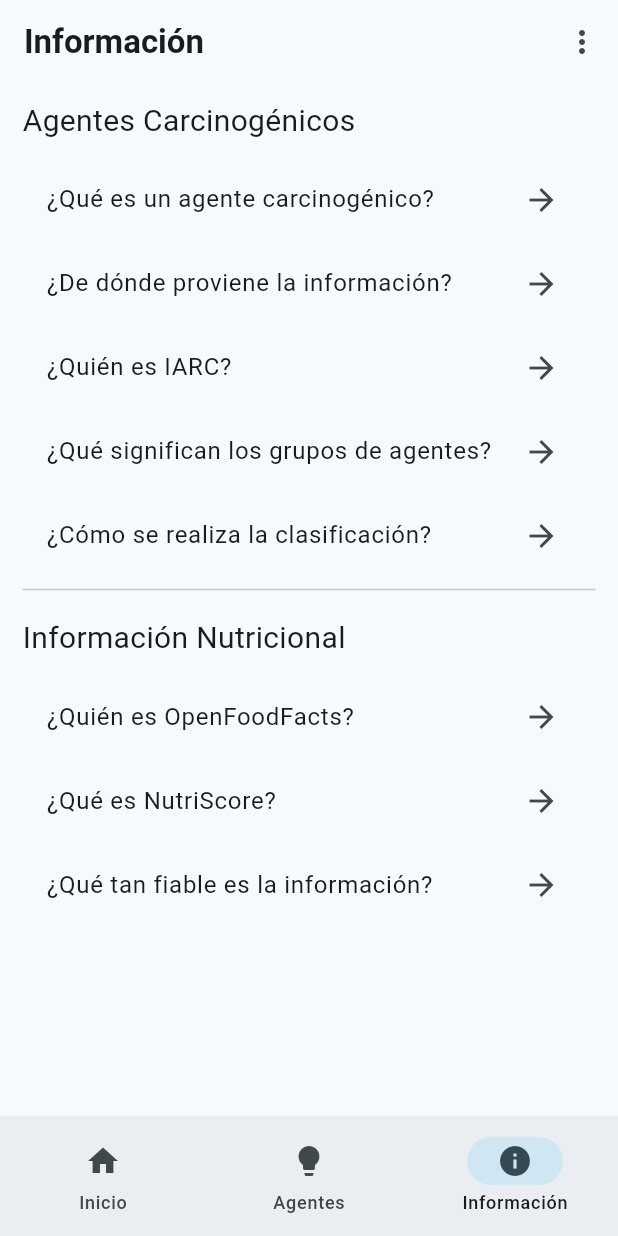
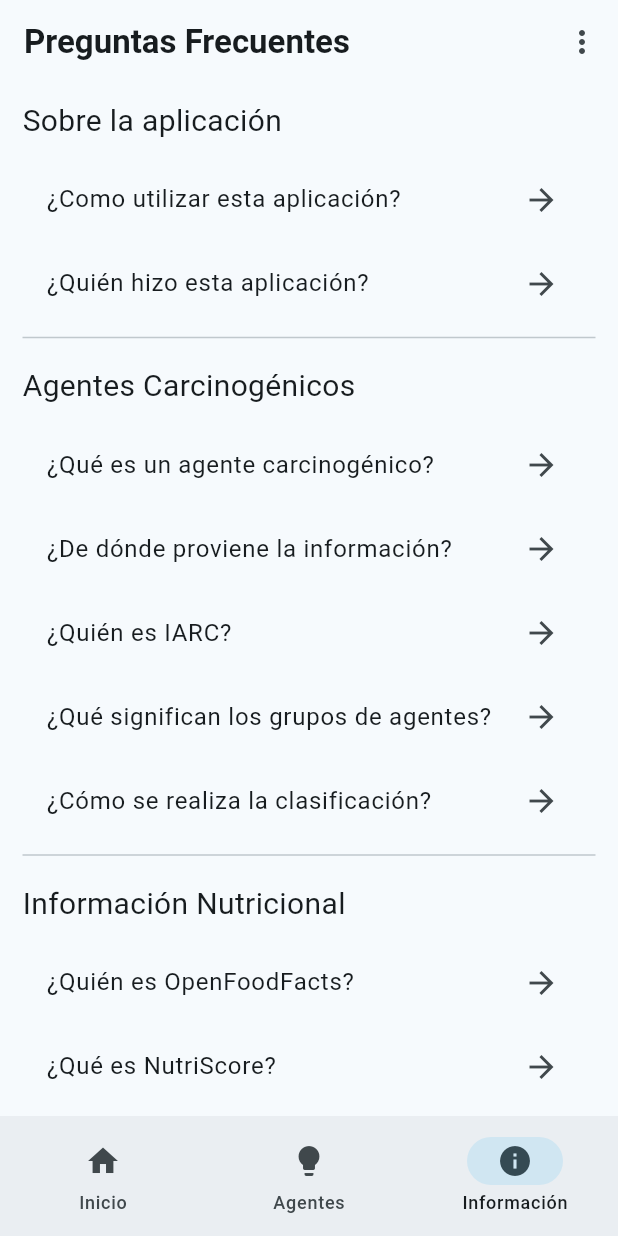
Before and after one commit to RafaelMSuarez/agentes-cancerigenos, a Flutter app: the screen it shows after launch, item 3 of the bottom bar chosen, on a phone screen of 412 x 824 dp. Run offline on Flutter 3.47's test engine with Material 3 defaults, Android fonts, the phone set to English and light mode, and no system bars; our stand-ins replace cached_network_image, cloud_firestore, firebase_core, photo_view; missing offline and left inert: flutter_barcode_scanner, openfoodfacts; accounts and stored records are empty; generated files the repository leaves out were written again.

Commit message:
cambios pequeños

```diff
--- a/lib/pages/home_page/home_page.dart
+++ b/lib/pages/home_page/home_page.dart
@@ -97,9 +97,6 @@ class _HomePageState extends State<HomePage> {
                 padding: const EdgeInsets.only(left: 10),
                 child: IconButton(
                   onPressed: () async {
-                    setState(() {
-                      loading = true;
-                    });
                     await scanBarcodeNormal().then(
                       (value) async {
                         if (_scanBarcode == "-1") {
@@ -198,7 +195,8 @@ class _HomePageState extends State<HomePage> {
                                 )
                           : Center(
                               child: CustomCpi(
-                                mensaje: "Buscando ${searchQuery ?? ""}",
+                                mensaje:
+                                    "Buscando ${searchQuery ?? "producto"}",
                               ),
                             ),
                     );
--- a/lib/pages/info_page/info_page.dart
+++ b/lib/pages/info_page/info_page.dart
@@ -22,6 +22,24 @@ class _InfoPageState extends State<InfoPage> {
             child: Column(
               crossAxisAlignment: CrossAxisAlignment.start,
               children: <Widget>[
+                const Padding(
+                  padding: EdgeInsets.symmetric(vertical: 10),
+                  child: Text(
+                    "Sobre la aplicación",
+                    style: TitleTextStyle.secondTitle,
+                  ),
+                ),
+                ListTile(
+                  title: const Text("¿Como utilizar esta aplicación?"),
+                  trailing: const Icon(Icons.arrow_forward),
+                  onTap: () {},
+                ),
+                ListTile(
+                  title: const Text("¿Quién hizo esta aplicación?"),
+                  trailing: const Icon(Icons.arrow_forward),
+                  onTap: () {},
+                ),
+                const Divider(),
                 const Padding(
                   padding: EdgeInsets.symmetric(vertical: 10),
                   child: Text(
--- a/lib/pages/main_scaffold.dart
+++ b/lib/pages/main_scaffold.dart
@@ -17,7 +17,6 @@ class MainScaffold extends StatefulWidget {
 class _MainScaffoldState extends State<MainScaffold> {
   int selectedIdex = 0;
   PageController pageviewController = PageController();
-  final _firebaseService = FirebaseService();
 
   String appBarTitle() {
     switch (selectedIdex) {
@@ -26,7 +25,7 @@ class _MainScaffoldState extends State<MainScaffold> {
       case 1:
         return "Busque un agente";
       case 2:
-        return "Información";
+        return "Preguntas Frecuentes";
       default:
         return "";
     }
--- a/lib/style/text_styles.dart
+++ b/lib/style/text_styles.dart
@@ -1,24 +1,24 @@
 import 'package:flutter/material.dart';
 
 abstract class TitleTextStyle {
+  // Se utiliza en los titulos de las páginas
   static const TextStyle mainTitle =
       TextStyle(fontSize: 20, fontWeight: FontWeight.bold);
 
+  // Se utiliza en las preguntas frecuentes
   static const TextStyle secondTitle = TextStyle(
     fontSize: 20,
-  );
-
-  static const TextStyle subtitle = TextStyle(
-    fontSize: 17,
   );
 }
 
 abstract class CardTextStyle {
+  // Se utiliza en todas las cartas (producto, agente, agentes en producto)
   static const TextStyle mainTitle = TextStyle(
     fontSize: 18,
     fontWeight: FontWeight.bold,
   );
 
+  // Se utiliza en todas las cartas (producto, agente, agentes en producto)
   static const TextStyle secondTitle = TextStyle(
     fontSize: 14,
     fontStyle: FontStyle.italic,
@@ -27,21 +27,25 @@ abstract class CardTextStyle {
 }
 
 abstract class PopUpTextStyle {
+  // Se utiliza en el titulo del popup del agente
   static const TextStyle mainTitle = TextStyle(
     fontSize: 25,
     fontWeight: FontWeight.bold,
   );
 
+  // Se utiliza de titulo en los expandable del popup
   static const TextStyle secondTitle = TextStyle(
     fontSize: 18,
   );
 
+  // Se utiliza para indicar el grupo y en "Publicacion IARC"
   static const TextStyle subtitle = TextStyle(
     fontSize: 15,
     fontWeight: FontWeight.w300,
     fontStyle: FontStyle.italic,
   );
 
+  // Se utiliza para el contenido de los expandable
   static const TextStyle content = TextStyle(
     fontSize: 16,
     fontWeight: FontWeight.w300,
```
Also changed, not shown: lib/pages/home_page/widgets/product_card.dart (+1 -14 lines), lib/pages/product_page/product_page.dart (+8 -2 lines).
